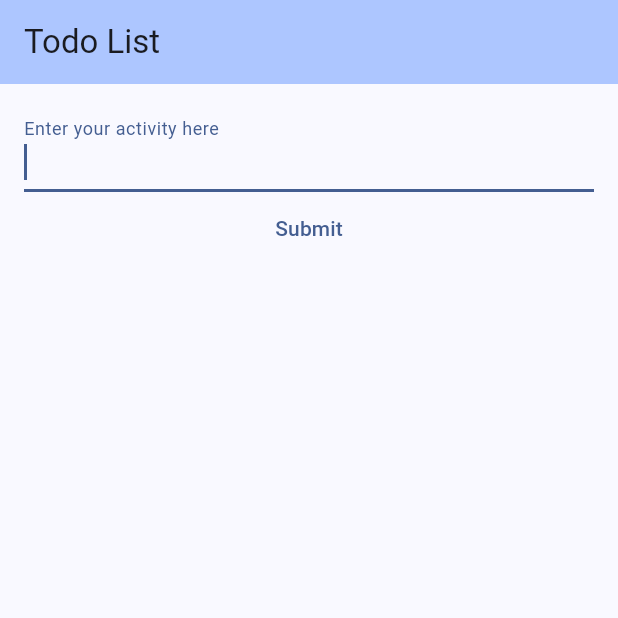
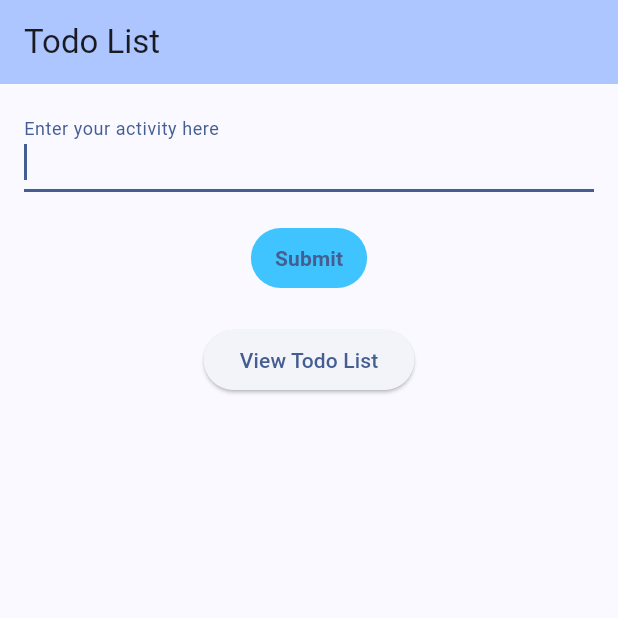
Before and after one commit to sameemul-haque/flutter-todo, a Flutter app: the screen it shows after launch, after a tap on "Submit", on a phone screen of 412 x 824 dp, the top half of it. Run offline on Flutter 3.47's test engine with Material 3 defaults, Android fonts, the phone set to English and light mode, and no system bars.

Commit message:
Display todo list in a new screen https://docs.flutter.dev/cookbook/navigation/navigation-basics

```diff
--- a/lib/main.dart
+++ b/lib/main.dart
@@ -30,9 +30,9 @@ class TodoPage extends StatefulWidget {
   State<TodoPage> createState() => _TodoPageState();
 }
 
-class _TodoPageState extends State<TodoPage> {
 final List<Todo> _todoList = [];
 
+class _TodoPageState extends State<TodoPage> {
   TextEditingController controller = TextEditingController();
   FocusNode myFocusNode = FocusNode();
 
@@ -60,16 +60,52 @@ class _TodoPageState extends State<TodoPage> {
             TextField(
               controller: controller,
               focusNode: myFocusNode,
-              decoration: const InputDecoration(labelText: 'Enter your activity here'),
+              decoration:
+                  const InputDecoration(labelText: 'Enter your activity here'),
             ),
-            TextButton(onPressed: (){
+            const SizedBox(height: 20),
+            TextButton(
+              onPressed: () {
                 _addTodo(controller.text);
                 controller.clear();
                 myFocusNode.requestFocus();
               },
-                child: const Text("Submit")),
+              style: TextButton.styleFrom(
+                backgroundColor: Colors.lightBlueAccent,
+                padding: const EdgeInsets.symmetric(horizontal: 16),
+              ),
+              child: const Text("Submit",
+                  style: TextStyle(fontWeight: FontWeight.bold)),
+            ),
             const SizedBox(height: 20),
-            Expanded(
+            ElevatedButton(
+              child: const Text('View Todo List'),
+              onPressed: () {
+                Navigator.push(
+                  context,
+                  MaterialPageRoute(builder: (context) => const ViewTodoList()),
+                );
+              },
+            ),
+          ],
+        ),
+      ),
+    );
+  }
+}
+
+class ViewTodoList extends StatelessWidget {
+  const ViewTodoList({super.key});
+
+  @override
+  Widget build(BuildContext context) {
+    return Scaffold(
+        appBar: AppBar(
+          title: const Text('Second Route'),
+        ),
+        body: Padding(
+          padding: const EdgeInsets.all(16),
+          child: Expanded(
               child: ListView.builder(
                   itemCount: _todoList.length,
                   itemBuilder: (context, i) {
@@ -77,13 +113,7 @@ class _TodoPageState extends State<TodoPage> {
                       title: Text(_todoList[i].action),
                       tileColor: i % 2 == 0 ? Colors.black26 : Colors.black12,
                     );
-                    }
-                )
-            )
-          ],
-        ),
-      ),
-
-    );
+                  })),
+        ));
   }
 }
```
Lines whose indentation alone changed are shown as unchanged.
